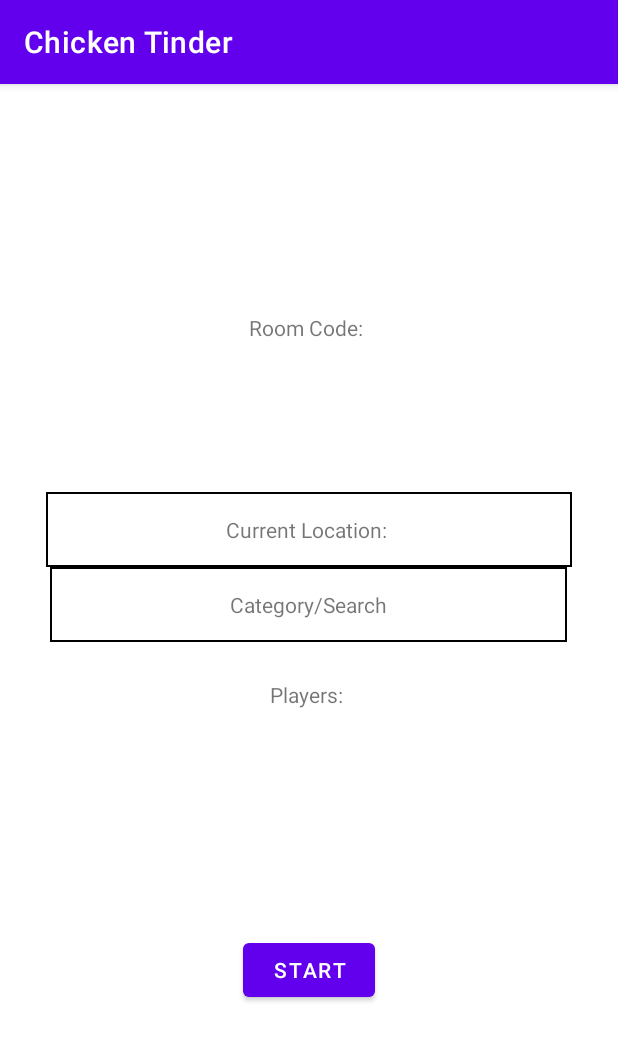
After one commit to johncedrichizon/ChickenTinder, an Android app: the HostRoom screen opened directly, with no data from a screen before it, on a phone screen of 412 x 824 dp. The commit adds this screen. Shown: the top 1041 px of the screen. Run offline under Robolectric (Android 15) with nearby library versions, the phone set to English and light mode, and no system bars.

Commit message:
host room ui update

```diff
--- a/app/src/main/AndroidManifest.xml
+++ b/app/src/main/AndroidManifest.xml
@@ -9,6 +9,9 @@
         android:roundIcon="@mipmap/ic_launcher_round"
         android:supportsRtl="true"
         android:theme="@style/Theme.ChickenTinder">
+        <activity
+            android:name=".HostRoom"
+            android:exported="true" />
         <activity
             android:name=".join_page"
             android:exported="false" />
--- /dev/null
+++ b/app/src/main/java/com/example/chickentinder/HostRoom.java
@@ -0,0 +1,14 @@
+package com.example.chickentinder;
+
+import androidx.appcompat.app.AppCompatActivity;
+
+import android.os.Bundle;
+
+public class HostRoom extends AppCompatActivity {
+
+    @Override
+    protected void onCreate(Bundle savedInstanceState) {
+        super.onCreate(savedInstanceState);
+        setContentView(R.layout.activity_host_room);
+    }
+}
--- /dev/null
+++ b/app/src/main/res/drawable/border2.xml
@@ -0,0 +1,15 @@
+<?xml version="1.0" encoding="utf-8"?>
+<shape xmlns:android="http://schemas.android.com/apk/res/android">
+
+    <stroke
+        android:width="1dp"
+        android:color="@color/black">
+    </stroke>
+    <solid
+        android:color="@color/white">
+    </solid>
+    <corners
+        android:radius="0dp">
+    </corners>
+
+</shape>
--- /dev/null
+++ b/app/src/main/res/layout/activity_host_room.xml
@@ -0,0 +1,63 @@
+<?xml version="1.0" encoding="utf-8"?>
+<LinearLayout xmlns:android="http://schemas.android.com/apk/res/android"
+    xmlns:app="http://schemas.android.com/apk/res-auto"
+    xmlns:tools="http://schemas.android.com/tools"
+    android:layout_width="match_parent"
+    android:layout_height="match_parent"
+    tools:context=".HostRoom"
+    android:orientation="vertical"
+    android:gravity="center"
+    android:layout_margin="30dp">
+
+    <TextView
+        android:layout_width="wrap_content"
+        android:layout_height="wrap_content"
+        android:text="Room Code: ">
+    </TextView>
+
+    <Space
+        android:layout_width="wrap_content"
+        android:layout_height="100dp"></Space>
+
+    <TextView
+        android:layout_width="wrap_content"
+        android:layout_height="wrap_content"
+        android:background="@drawable/border2"
+        android:text="Current Location: "
+        android:paddingHorizontal="120dp"
+        android:paddingVertical="15dp">
+    </TextView>
+
+    <TextView
+        android:layout_width="wrap_content"
+        android:layout_height="wrap_content"
+        android:background="@drawable/border2"
+        android:text="Category/Search"
+        android:paddingHorizontal="120dp"
+        android:paddingVertical="15dp">
+    </TextView>
+
+    <Space
+        android:layout_width="wrap_content"
+        android:layout_height="25dp"></Space>
+
+    <TextView
+        android:layout_width="wrap_content"
+        android:layout_height="wrap_content"
+        android:text="Players: ">
+    </TextView>
+
+    <Space
+        android:layout_width="wrap_content"
+        android:layout_height="150dp"></Space>
+
+    <Button
+        android:layout_width="wrap_content"
+        android:layout_height="wrap_content"
+        android:text="Start"
+        android:id="@+id/btnStart">
+    </Button>
+
+
+
+</LinearLayout>
```
Also changed, not shown: app/src/main/java/com/example/chickentinder/MainActivity.java (+4 -10 lines), app/src/main/res/layout/activity_join_page.xml (+6 -6 lines), app/src/main/res/layout/activity_main.xml (+4 -4 lines).
